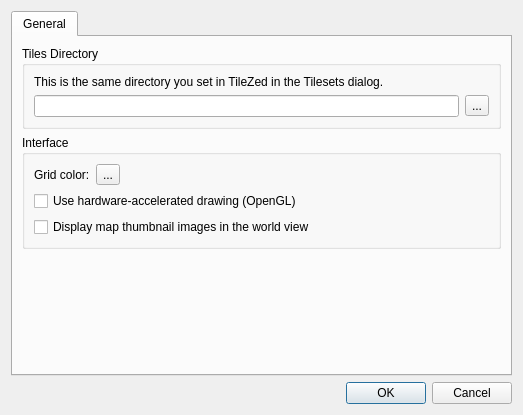
timbaker/pzworlded, file src/editor/preferencesdialog.ui: the form before one commit.
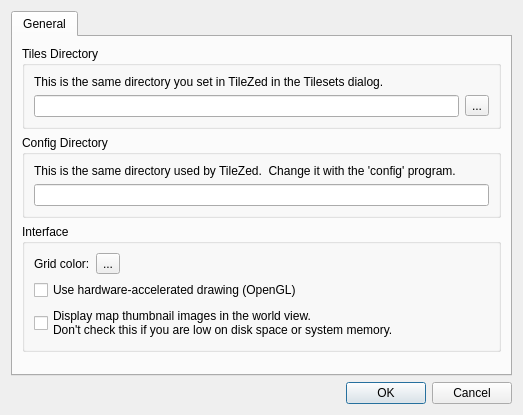
The form after the commit. Custom widgets are drawn as their Qt base class.

Commit message:
The config-files directory is gotten from TileZed's preferences.
Lemmy asked that the config-files directory be changeable.
The location is taken from TileZed's preferences (via QSettings).
The location can be changed using TileZed's 'config' program.

```diff
--- a/src/editor/preferencesdialog.ui
+++ b/src/editor/preferencesdialog.ui
@@ -23,8 +23,8 @@
       <attribute name="title">
        <string>General</string>
       </attribute>
-      <layout class="QVBoxLayout" name="verticalLayout_4">
-       <item>
+      <layout class="QGridLayout" name="gridLayout_2">
+       <item row="0" column="0">
         <widget class="QGroupBox" name="groupBox_2">
          <property name="title">
           <string>Tiles Directory</string>
@@ -54,7 +54,34 @@
          </layout>
         </widget>
        </item>
-       <item>
+       <item row="1" column="0">
+        <widget class="QGroupBox" name="groupBox_4">
+         <property name="title">
+          <string>Config Directory</string>
+         </property>
+         <layout class="QVBoxLayout" name="verticalLayout_2">
+          <item>
+           <widget class="QLabel" name="label_3">
+            <property name="text">
+             <string>This is the same directory used by TileZed.  Change it with the 'config' program.</string>
+            </property>
+           </widget>
+          </item>
+          <item>
+           <layout class="QHBoxLayout" name="horizontalLayout_4">
+            <item>
+             <widget class="QLineEdit" name="configDirectory">
+              <property name="readOnly">
+               <bool>true</bool>
+              </property>
+             </widget>
+            </item>
+           </layout>
+          </item>
+         </layout>
+        </widget>
+       </item>
+       <item row="2" column="0">
         <widget class="QGroupBox" name="groupBox_3">
          <property name="title">
           <string>Interface</string>
@@ -106,14 +133,15 @@
           <item>
            <widget class="QCheckBox" name="thumbnails">
             <property name="text">
-             <string>Display map thumbnail images in the world view</string>
+             <string>Display map thumbnail images in the world view.
+Don't check this if you are low on disk space or system memory.</string>
             </property>
            </widget>
           </item>
          </layout>
         </widget>
        </item>
-       <item>
+       <item row="3" column="0">
         <spacer name="verticalSpacer">
          <property name="orientation">
           <enum>Qt::Vertical</enum>
```
Left out of the diff: 6 changed lines with no effect on the pictures. The commit also changes 4 other files.
